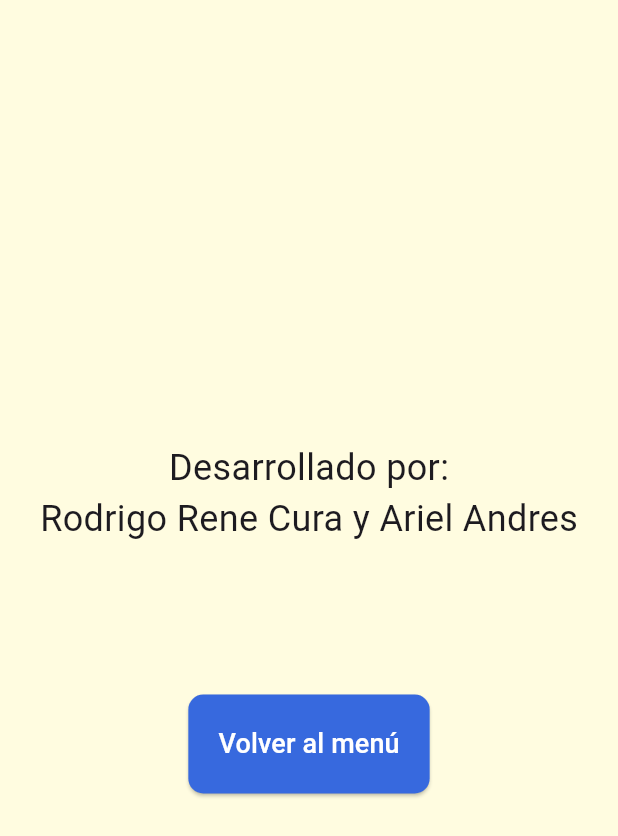
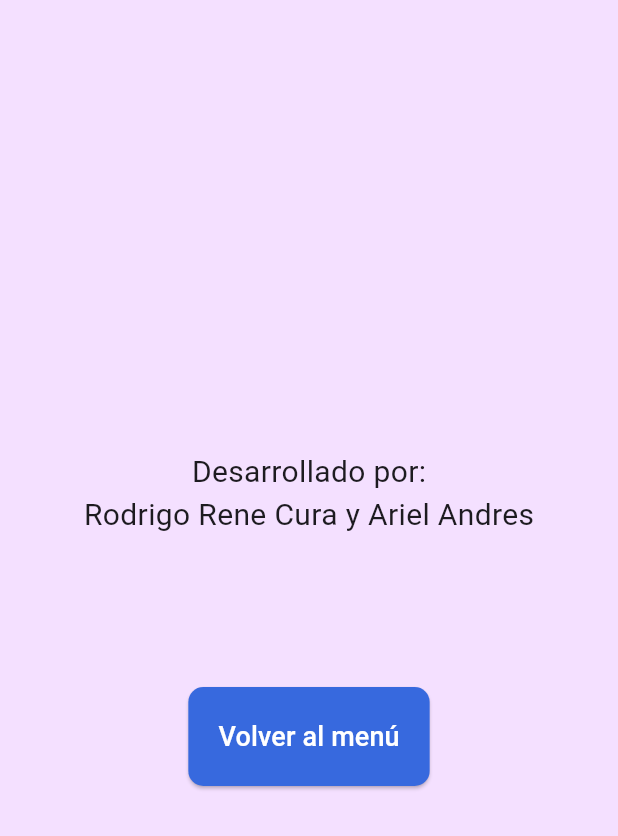
Before and after one commit to renecura/gatito-mimoso, a Flutter app: the CreditosPage screen opened by its route, on a phone screen of 412 x 824 dp. Shown: the top 836 px of the screen. Run offline on Flutter 3.47's test engine with Material 3 defaults, Android fonts, the phone set to English and light mode, and no system bars; our stand-ins replace flutter_card_swiper, flutter_riverpod.

Commit message:
Colores corregidos

```diff
--- a/lib/pages/creditos.dart
+++ b/lib/pages/creditos.dart
@@ -5,16 +5,16 @@ class CreditosPage extends StatelessWidget {
 
   Widget build(BuildContext context) {
     return Scaffold(
-      backgroundColor: Color.fromRGBO(255, 252, 224, 1),
+      backgroundColor: Color.fromRGBO(244, 224, 255, 1),
       body: Center(
         child: Column(
           mainAxisAlignment: MainAxisAlignment.center,
           crossAxisAlignment: CrossAxisAlignment.center,
           children: [
             SizedBox(height: 20),
-            const Text('Desarrollado por:', style: TextStyle(fontSize: 24.0)),
+            const Text('Desarrollado por:', style: TextStyle(fontSize: 20.0)),
             const Text('Rodrigo Rene Cura y Ariel Andres',
-                style: TextStyle(fontSize: 24.0)),
+                style: TextStyle(fontSize: 20.0)),
             SizedBox(height: 100),
             ElevatedButton(
               style: ElevatedButton.styleFrom(
```
